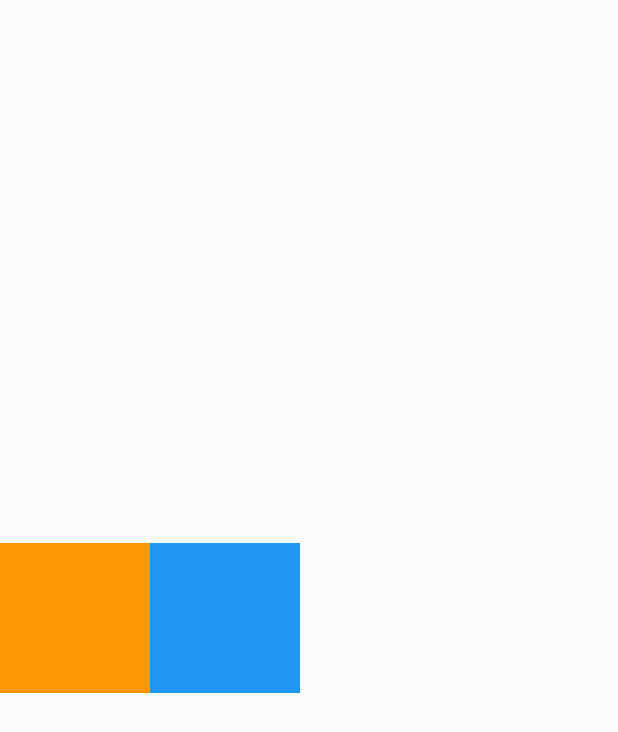
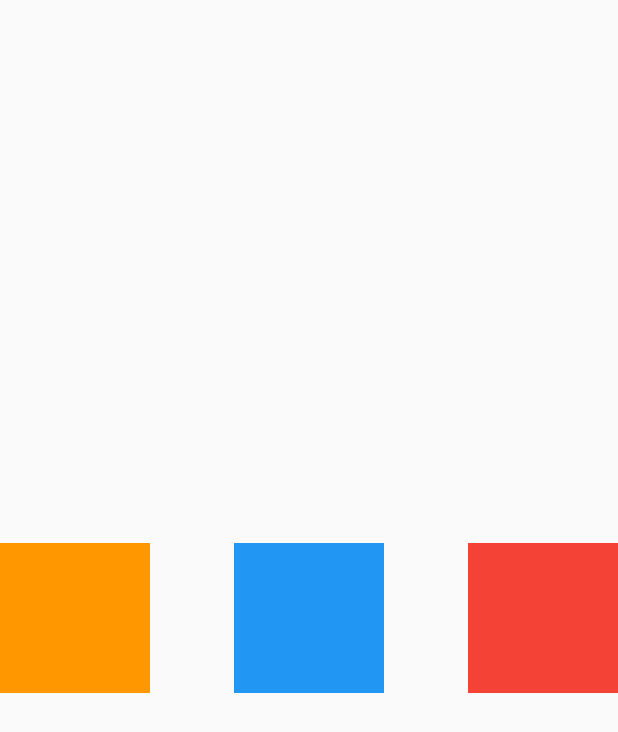
Before and after one commit to nargok/flutter_widget_sample, a Flutter app: the screen it shows after launch, on a phone screen of 412 x 824 dp. Shown: the top 732 px of the screen. Run offline on Flutter 3.47's test engine with Material 2 defaults, Android fonts, the phone set to English and light mode, and no system bars.

Commit message:
spaceを均等に

```diff
--- a/lib/container_study.dart
+++ b/lib/container_study.dart
@@ -13,11 +13,12 @@ class ContainerStudy extends StatelessWidget {
             height: 500,
             width: 500,
             child: Row(
-            crossAxisAlignment: CrossAxisAlignment.center,
-//              mainAxisAlignment: MainAxisAlignment.center,
+//            crossAxisAlignment: CrossAxisAlignment.center,
+              mainAxisAlignment: MainAxisAlignment.spaceBetween,
               children: <Widget>[
                 Container(color: Colors.orange, width: 100, height: 100,),
                 Container(color: Colors.blue, width: 100, height: 100,),
+                Container(color: Colors.red, width: 100, height: 100,),
               ],
             ),
           ),
```
